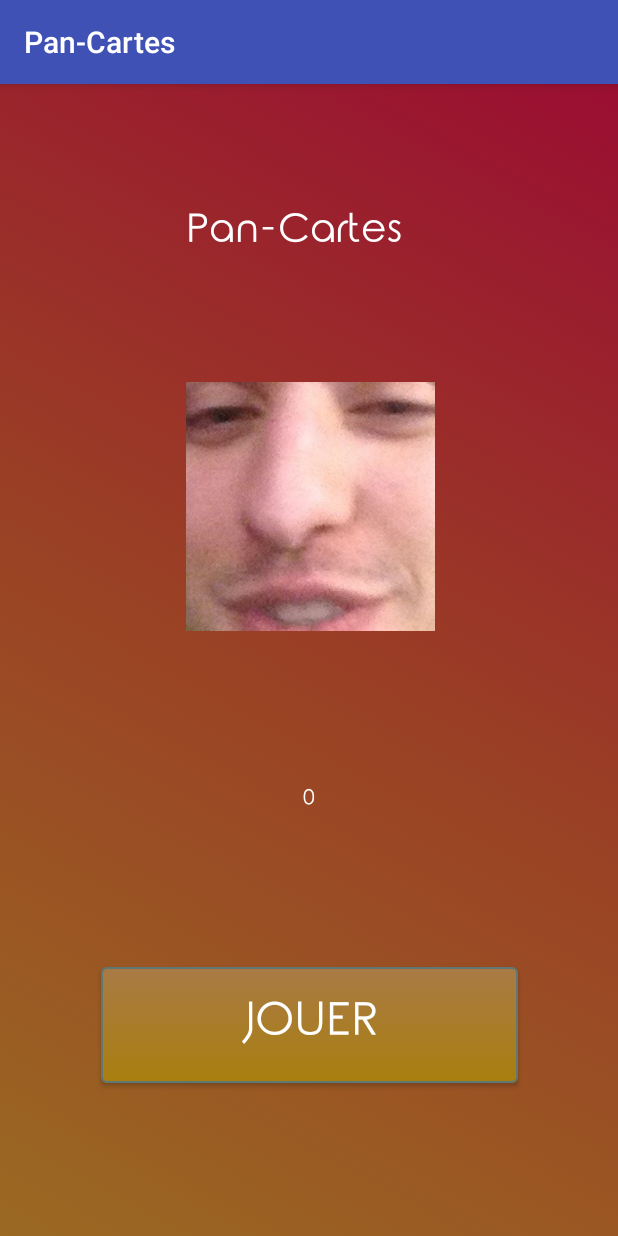
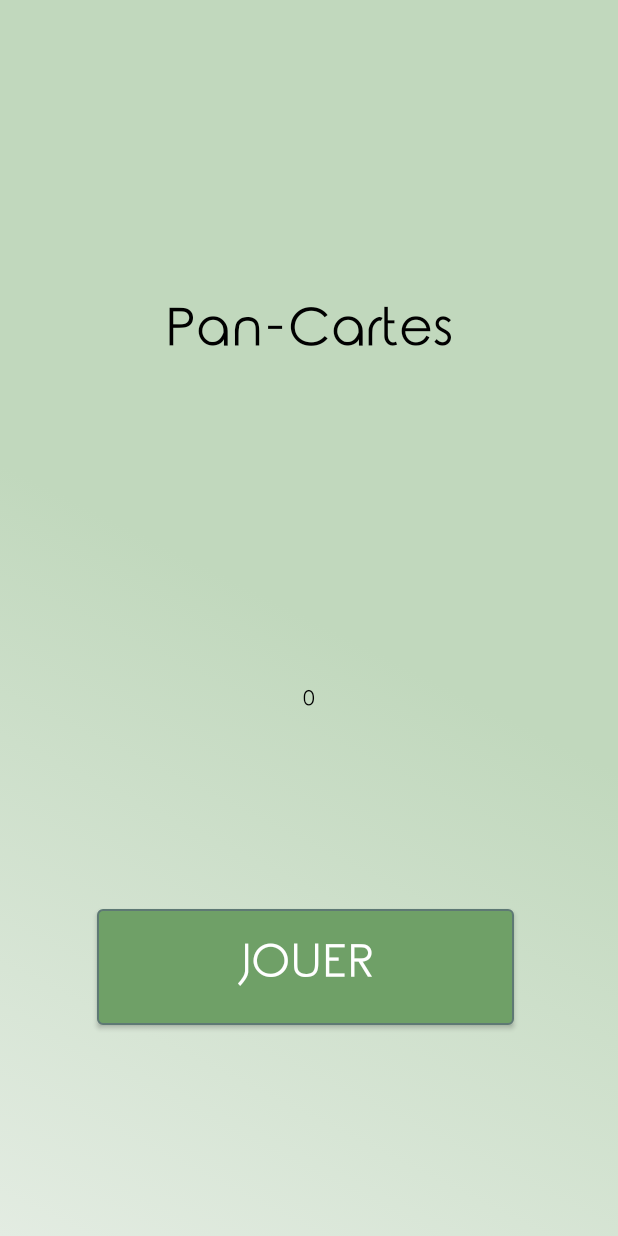
Before and after one commit to jbourgeois0307/PanCartes, an Android app: the screen it shows after launch (MainActivity), on a phone screen of 412 x 824 dp. Run offline under Robolectric (Android 15) with nearby library versions, the phone set to English and light mode, and no system bars.

Commit message:
Redesign des couleurs

```diff
--- a/app/src/main/java/com/example/a0959600/pan_cartes/JeuActivity.java
+++ b/app/src/main/java/com/example/a0959600/pan_cartes/JeuActivity.java
@@ -191,6 +191,7 @@ public class JeuActivity extends AppCompatActivity {
         tv.setGravity(Gravity.CENTER);
         tv.setTextColor(Color.parseColor("#FFFFFF"));
         tv.setTextSize(25);
+        tv.setElevation(20);
         tv.setBackground(getResources().getDrawable(R.drawable.custom_card));
         tv.setOnDragListener(ec);
         tv.setOnTouchListener(ec);
@@ -251,11 +252,9 @@ public class JeuActivity extends AppCompatActivity {
                         }
                     }
                     if(dropValide){
-                        mettreAJourInterface(nomSuiteModifiee,carteDeplacee);
-
-
                         parent.removeView(view);
                         container.addView(view);
+                        mettreAJourInterface(nomSuiteModifiee,carteDeplacee);
                         view.setVisibility(View.VISIBLE);
                         ConstraintSet cs = new ConstraintSet();
                         cs.clone(container);
--- a/app/src/main/res/drawable/background_color.xml
+++ b/app/src/main/res/drawable/background_color.xml
@@ -3,9 +3,9 @@
     <item>
         <shape>
             <gradient
-            android:startColor="#ff9a6922"
-            android:centerColor="#ff9a4025"
-            android:endColor="#ff9a0e32"
+            android:startColor="#E3ECE2"
+            android:centerColor="#C1D8BD"
+            android:endColor="#C1D8BD"
             android:angle="45"/>
         </shape>
     </item>
--- a/app/src/main/res/drawable/background_color_jeu.xml
+++ b/app/src/main/res/drawable/background_color_jeu.xml
@@ -3,9 +3,9 @@
     <item>
         <shape>
             <gradient
-                android:startColor="#ff2d9a59"
-                android:centerColor="#ff42959a"
-                android:endColor="#ff23729a"
+                android:startColor="#E3ECE2"
+                android:centerColor="#C1D8BD"
+                android:endColor="#C1D8BD"
                 android:angle="45"/>
         </shape>
     </item>
--- a/app/src/main/res/drawable/custom_button.xml
+++ b/app/src/main/res/drawable/custom_button.xml
@@ -4,7 +4,7 @@
             <shape android:shape="rectangle"  >
                 <corners android:radius="3dip" />
                 <stroke android:width="1dip" android:color="#5e7974" />
-                <gradient android:angle="-90" android:startColor="#345953" android:endColor="#689a92"  />
+                <gradient android:angle="-90" android:startColor="#4D8644" android:endColor="#6FA067"  />
             </shape>
         </item>
         <item android:state_focused="true">
@@ -18,7 +18,7 @@
             <shape android:shape="rectangle"  >
                 <corners android:radius="3dip" />
                 <stroke android:width="1dip" android:color="#5e7974" />
-                <gradient android:angle="-90" android:startColor="#a97a45" android:endColor="#a97F0F" />
+                <gradient android:angle="-90" android:startColor="#6FA067" android:endColor="#6FA067" />
             </shape>
         </item>
 </selector>
--- a/app/src/main/res/drawable/custom_card.xml
+++ b/app/src/main/res/drawable/custom_card.xml
@@ -4,7 +4,9 @@
         <shape android:shape="rectangle"  >
             <corners android:radius="10dip" />
             <stroke android:width="5dip" android:color="#FFFFFF" />
-            <gradient android:angle="-90" android:startColor="#a97a45" android:endColor="#a97F0F" />
+            <gradient android:angle="-90"
+                android:startColor="#33453A"
+                android:endColor="#1C3426" />
         </shape>
     </item>
 </selector>
--- a/app/src/main/res/drawable/custom_suite.xml
+++ b/app/src/main/res/drawable/custom_suite.xml
@@ -4,7 +4,9 @@
         <shape android:shape="rectangle"  >
             <corners android:radius="1dip" />
             <stroke android:width="3dip" android:color="#000000" />
-            <gradient android:angle="-90" android:startColor="#BA5370" android:endColor="#db36a4" />
+            <gradient android:angle="-90"
+                android:startColor="#9DB499"
+                android:endColor="#9DB499" />
         </shape>
     </item>
 </selector>
--- a/app/src/main/res/layout/activity_main.xml
+++ b/app/src/main/res/layout/activity_main.xml
@@ -7,76 +7,63 @@
     android:background="@drawable/background_color"
     tools:context=".MainActivity">
 
-    <ImageView
-        android:id="@+id/imageLogoJeu"
-        android:layout_width="173dp"
-        android:layout_height="166dp"
-        android:layout_marginBottom="8dp"
-        android:layout_marginEnd="8dp"
-        android:layout_marginStart="8dp"
-        android:layout_marginTop="8dp"
-
-        app:layout_constraintBottom_toBottomOf="parent"
-        app:layout_constraintEnd_toEndOf="parent"
-        app:layout_constraintHorizontal_bias="0.503"
-        app:layout_constraintStart_toStartOf="parent"
-        app:layout_constraintTop_toTopOf="parent"
-        app:layout_constraintVertical_bias="0.325"
-        app:srcCompat="@drawable/logo" />
-
     <Button
         android:id="@+id/btnJouer"
         style="@android:style/Widget.Material.Light.Button.Toggle"
         android:layout_width="278dp"
         android:layout_height="77dp"
-        android:layout_marginBottom="8dp"
-        android:layout_marginEnd="8dp"
         android:layout_marginStart="8dp"
         android:layout_marginTop="8dp"
+        android:layout_marginEnd="8dp"
+        android:layout_marginBottom="8dp"
+        android:background="@drawable/custom_button"
+        android:elevation="2dp"
         android:fontFamily="@font/elegance"
-        android:background="@drawable/custom_button"
         android:text="Jouer"
+
         android:textColor="#FFFFFF"
         android:textSize="30sp"
-
         app:layout_constraintBottom_toBottomOf="parent"
         app:layout_constraintEnd_toEndOf="parent"
+        app:layout_constraintHorizontal_bias="0.478"
         app:layout_constraintStart_toStartOf="parent"
-        app:layout_constraintTop_toBottomOf="@+id/imageLogoJeu"
-        app:layout_constraintVertical_bias="0.696" />
+        app:layout_constraintTop_toTopOf="parent"
+        app:layout_constraintVertical_bias="0.818" />
 
     <TextView
         android:id="@+id/tvHighscore"
-        android:textColor="#FFFFFF"
-        android:layout_width="wrap_content"
-        android:layout_height="wrap_content"
-        android:layout_marginBottom="8dp"
-        android:layout_marginEnd="8dp"
+        android:layout_width="109dp"
+        android:layout_height="44dp"
         android:layout_marginStart="8dp"
         android:layout_marginTop="8dp"
+        android:layout_marginEnd="8dp"
         android:fontFamily="@font/elegance"
+        android:gravity="center"
         android:text="Highscore"
+        android:textColor="#000000"
         app:layout_constraintBottom_toTopOf="@+id/btnJouer"
         app:layout_constraintEnd_toEndOf="parent"
         app:layout_constraintStart_toStartOf="parent"
-        app:layout_constraintTop_toBottomOf="@+id/imageLogoJeu" />
+        app:layout_constraintTop_toTopOf="parent"
+        app:layout_constraintVertical_bias="0.79" />
 
     <TextView
         android:id="@+id/tvTitre"
-        android:layout_width="164dp"
-        android:layout_height="37dp"
-        android:layout_marginBottom="8dp"
-        android:layout_marginEnd="8dp"
+        android:layout_width="284dp"
+        android:layout_height="108dp"
         android:layout_marginStart="8dp"
         android:layout_marginTop="8dp"
+        android:layout_marginEnd="8dp"
+        android:layout_marginBottom="8dp"
         android:fontFamily="@font/elegance"
+        android:gravity="center"
         android:text="Pan-Cartes"
-        android:textColor="#FFFFFF"
-        android:textSize="28sp"
-        app:autoSizeMaxTextSize="28sp"
+        android:textColor="#000000"
+        android:textSize="50sp"
+        app:autoSizeMaxTextSize="35sp"
         app:autoSizeMinTextSize="12sp"
         app:autoSizeTextType="uniform"
-        app:layout_constraintBottom_toTopOf="@+id/imageLogoJeu"
+        app:layout_constraintBottom_toTopOf="@+id/tvHighscore"
         app:layout_constraintEnd_toEndOf="parent"
         app:layout_constraintStart_toStartOf="parent"
         app:layout_constraintTop_toTopOf="parent" />
--- a/app/src/main/res/values/styles.xml
+++ b/app/src/main/res/values/styles.xml
@@ -1,7 +1,7 @@
 <resources>
 
     <!-- Base application theme. -->
-    <style name="AppTheme" parent="Theme.AppCompat.Light.DarkActionBar">
+    <style name="AppTheme" parent="Theme.AppCompat.Light.NoActionBar">
         <!-- Customize your theme here. -->
         <item name="colorPrimary">@color/colorPrimary</item>
         <item name="colorPrimaryDark">@color/colorPrimaryDark</item>
--- a/build.gradle
+++ b/build.gradle
@@ -7,7 +7,7 @@ buildscript {
         jcenter()
     }
     dependencies {
-        classpath 'com.android.tools.build:gradle:3.1.1'
+        classpath 'com.android.tools.build:gradle:3.4.0'
 
 
         // NOTE: Do not place your application dependencies here; they belong
```
Also changed, not shown: gradle/wrapper/gradle-wrapper.properties.
